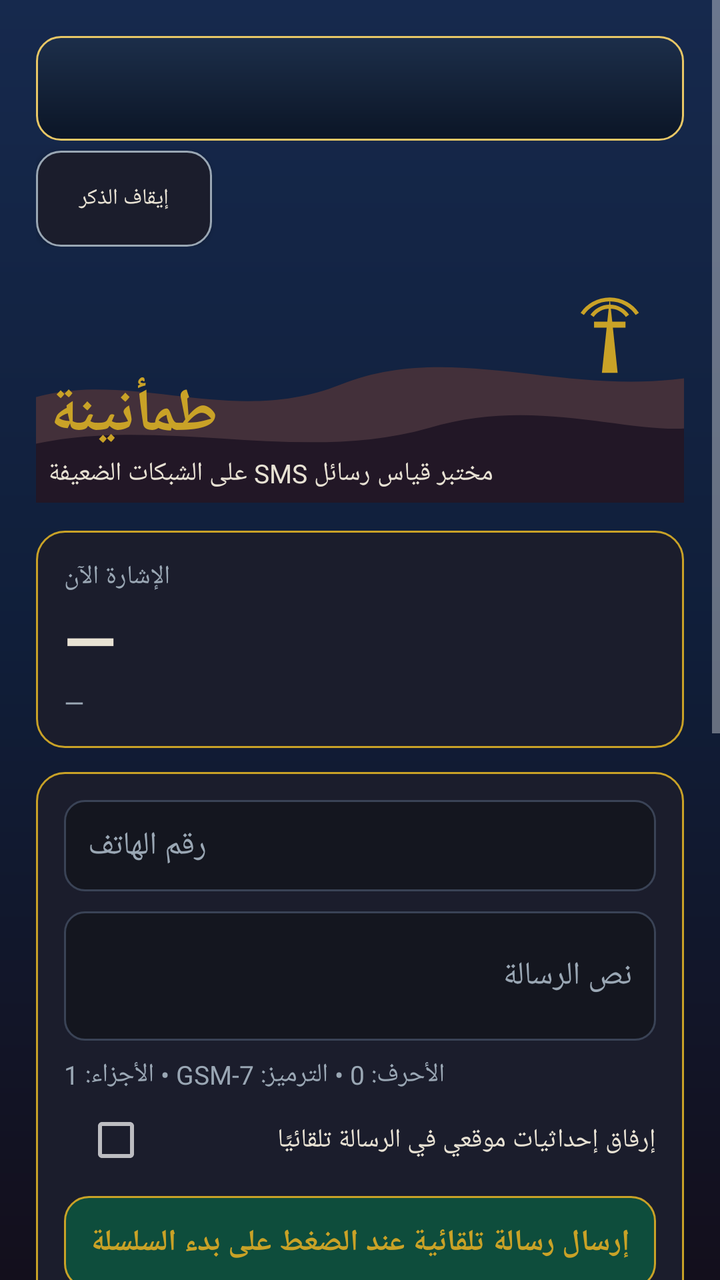
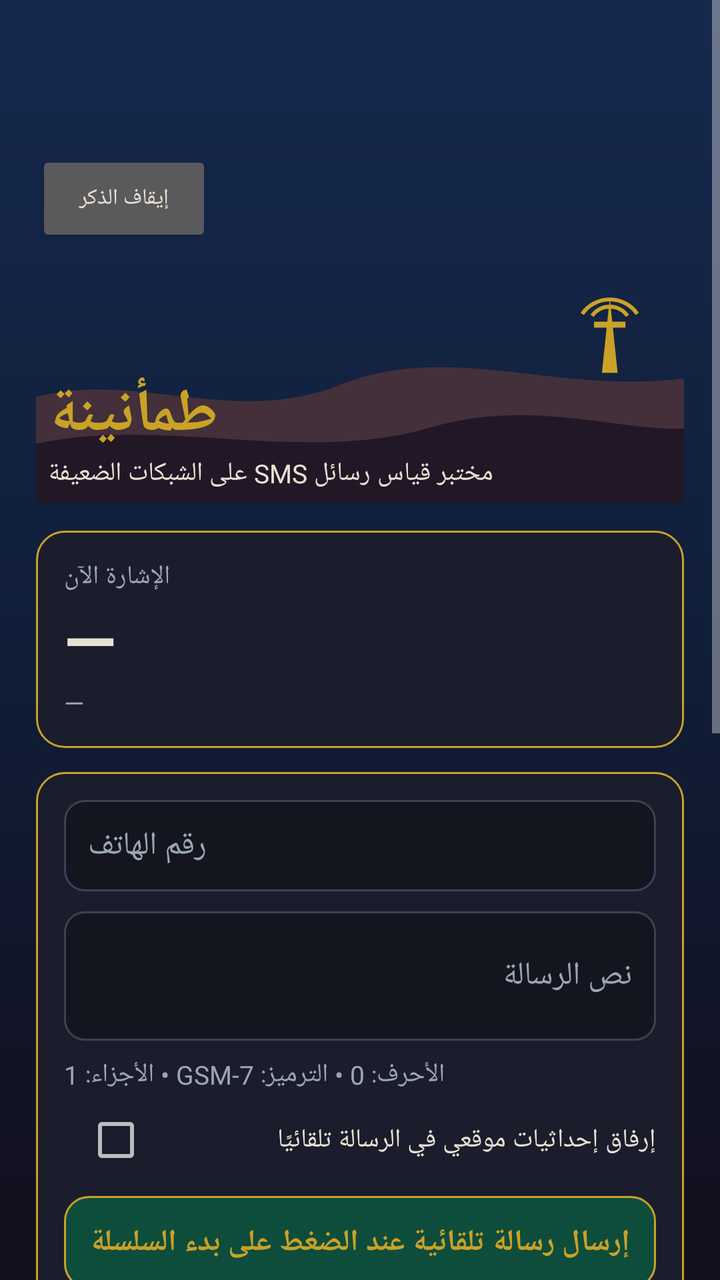

The first picture is an Android layout as it rendered before a commit; the second is the same layout after the commit. The layout source and the unified diff follow.
<!-- AndroidManifest.xml: application theme AppTheme -->
<!-- res/layout/activity_main.xml -->
<?xml version="1.0" encoding="utf-8"?>
<ScrollView xmlns:android="http://schemas.android.com/apk/res/android"
    android:layout_width="match_parent"
    android:layout_height="match_parent"
    android:background="@drawable/bg_gradient"
    android:fillViewport="true">

    <LinearLayout
        android:layout_width="match_parent"
        android:layout_height="wrap_content"
        android:orientation="vertical"
        android:padding="18dp">

        <LinearLayout
            android:layout_width="match_parent"
            android:layout_height="wrap_content"
            android:layout_marginBottom="10dp"
            android:orientation="vertical">

            <FrameLayout
                android:layout_width="match_parent"
                android:layout_height="wrap_content"
                android:background="@drawable/dhikr_bar"
                android:padding="12dp">

                <TextView
                    android:id="@+id/dhikrText"
                    android:layout_width="match_parent"
                    android:layout_height="wrap_content"
                    android:alpha="0"
                    android:gravity="center"
                    android:shadowColor="#FFC93C"
                    android:shadowDx="0"
                    android:shadowDy="0"
                    android:shadowRadius="14"
                    android:text=""
                    android:textColor="#FFE066"
                    android:textSize="21sp"
                    android:textStyle="bold" />
            </FrameLayout>

            <Button
                android:id="@+id/dhikrToggle"
                android:layout_width="wrap_content"
                android:layout_height="wrap_content"
                android:layout_gravity="start"
                android:layout_marginTop="5dp"
                android:background="@drawable/btn_ghost"
                android:text="إيقاف الذكر"
                android:textColor="@color/ink"
                android:textSize="11sp" />
        </LinearLayout>

        <FrameLayout
            android:layout_width="match_parent"
            android:layout_height="118dp">

            <ImageView
                android:layout_width="match_parent"
                android:layout_height="match_parent"
                android:src="@drawable/dunes"
                android:scaleType="centerCrop"
                android:contentDescription="@null" />

            <LinearLayout
                android:layout_width="match_parent"
                android:layout_height="wrap_content"
                android:layout_gravity="bottom|start"
                android:orientation="vertical"
                android:padding="6dp">

                <TextView
                    android:layout_width="wrap_content"
                    android:layout_height="wrap_content"
                    android:text="طمأنينة"
                    android:textColor="@color/gold"
                    android:textSize="30sp"
                    android:textStyle="bold" />

                <TextView
                    android:layout_width="wrap_content"
                    android:layout_height="wrap_content"
                    android:text="مختبر قياس رسائل SMS على الشبكات الضعيفة"
                    android:textColor="@color/ink"
                    android:textSize="13sp" />
            </LinearLayout>
        </FrameLayout>

        <LinearLayout
            android:layout_width="match_parent"
            android:layout_height="wrap_content"
            android:orientation="vertical"
            android:background="@drawable/panel"
            android:padding="14dp"
            android:layout_marginTop="14dp">

            <TextView
                android:layout_width="wrap_content"
                android:layout_height="wrap_content"
                android:text="الإشارة الآن"
                android:textColor="@color/muted"
                android:textSize="13sp" />

            <TextView
                android:id="@+id/signalDbm"
                android:layout_width="wrap_content"
                android:layout_height="wrap_content"
                android:text="—"
                android:textColor="@color/ink"
                android:textSize="34sp"
                android:textStyle="bold" />

            <TextView
                android:id="@+id/signalMeta"
                android:layout_width="wrap_content"
                android:layout_height="wrap_content"
                android:text="—"
                android:textColor="@color/muted"
                android:textSize="13sp" />
        </LinearLayout>

        <LinearLayout
            android:layout_width="match_parent"
            android:layout_height="wrap_content"
            android:orientation="vertical"
            android:background="@drawable/panel"
            android:padding="14dp"
            android:layout_marginTop="12dp">

            <EditText
                android:id="@+id/phoneInput"
                android:layout_width="match_parent"
                android:layout_height="wrap_content"
                android:background="@drawable/input_bg"
                android:padding="12dp"
                android:hint="رقم الهاتف"
                android:textColorHint="@color/muted"
                android:textColor="@color/ink"
                android:inputType="phone"
                android:textSize="16sp" />

            <EditText
                android:id="@+id/messageInput"
                android:layout_width="match_parent"
                android:layout_height="wrap_content"
                android:background="@drawable/input_bg"
                android:padding="12dp"
                android:layout_marginTop="10dp"
                android:hint="نص الرسالة"
                android:textColorHint="@color/muted"
                android:textColor="@color/ink"
                android:inputType="textMultiLine"
                android:minLines="2"
                android:textSize="16sp" />

            <TextView
                android:id="@+id/charInfo"
                android:layout_width="wrap_content"
                android:layout_height="wrap_content"
                android:layout_marginTop="8dp"
                android:text="الأحرف: 0 • الترميز: GSM-7 • الأجزاء: 1"
                android:textColor="@color/muted"
                android:textSize="13sp" />

            <LinearLayout
                android:layout_width="match_parent"
                android:layout_height="wrap_content"
                android:orientation="horizontal"
                android:layout_marginTop="8dp">

                <CheckBox
                    android:id="@+id/attachLocCheck"
                    android:layout_width="0dp"
                    android:layout_height="wrap_content"
                    android:layout_weight="1"
                    android:layout_marginStart="10dp"
                    android:text="إرفاق إحداثيات موقعي في الرسالة تلقائيًا"
                    android:textColor="@color/ink"
                    android:textSize="13sp" />
            </LinearLayout>

            <TextView
                android:id="@+id/sendBanner"
                android:layout_width="match_parent"
                android:layout_height="wrap_content"
                android:layout_marginTop="12dp"
                android:background="@drawable/banner_emerald"
                android:padding="13dp"
                android:gravity="center"
                android:text="إرسال رسالة تلقائية عند الضغط على بدء السلسلة"
                android:textColor="@color/gold"
                android:textSize="15sp"
                android:textStyle="bold" />
        </LinearLayout>

        <LinearLayout
            android:layout_width="match_parent"
            android:layout_height="wrap_content"
            android:orientation="vertical"
            android:background="@drawable/panel"
            android:padding="14dp"
            android:layout_marginTop="12dp">

            <TextView
                android:layout_width="wrap_content"
                android:layout_height="wrap_content"
                android:text="سلسلة اختبار متكرر (فاصل 15 ثانية بين المحاولات)"
                android:textColor="@color/ink"
                android:textSize="15sp" />

            <LinearLayout
                android:layout_width="match_parent"
                android:layout_height="wrap_content"
                android:orientation="horizontal"
                android:layout_marginTop="10dp">

                <EditText
                    android:id="@+id/seriesCount"
                    android:layout_width="86dp"
                    android:layout_height="wrap_content"
                    android:background="@drawable/input_bg"
                    android:padding="10dp"
                    android:text="10"
                    android:textColor="@color/ink"
                    android:inputType="number"
                    android:textSize="16sp" />

                <Button
                    android:id="@+id/seriesBtn"
                    android:layout_width="0dp"
                    android:layout_height="wrap_content"
                    android:layout_weight="1"
                    android:layout_marginStart="10dp"
                    android:background="@drawable/btn_ghost"
                    android:text="بدء السلسلة"
                    android:textColor="@color/gold"
                    android:textSize="15sp" />

                <Button
                    android:id="@+id/seriesStopBtn"
                    android:layout_width="wrap_content"
                    android:layout_height="wrap_content"
                    android:layout_marginStart="10dp"
                    android:background="@drawable/btn_ghost"
                    android:text="إيقاف"
                    android:textColor="@color/ink"
                    android:textSize="15sp" />
            </LinearLayout>

            <CheckBox
                android:id="@+id/stopOnSuccessCheck"
                android:layout_width="wrap_content"
                android:layout_height="wrap_content"
                android:layout_marginTop="8dp"
                android:text="إيقاف عند أول نجاح (وضع الوصول — للقياس أبقِه مطفأً)"
                android:textColor="@color/ink"
                android:textSize="13sp" />
        </LinearLayout>

        <TextView
            android:id="@+id/statusInfo"
            android:layout_width="match_parent"
            android:layout_height="wrap_content"
            android:layout_marginTop="14dp"
            android:text=""
            android:textColor="@color/gold"
            android:textSize="15sp" />

        <LinearLayout
            android:layout_width="match_parent"
            android:layout_height="wrap_content"
            android:orientation="vertical"
            android:background="@drawable/panel"
            android:padding="14dp"
            android:layout_marginTop="10dp">

            <TextView
                android:layout_width="wrap_content"
                android:layout_height="wrap_content"
                android:text="النتائج"
                android:textColor="@color/muted"
                android:textSize="13sp" />

            <TextView
                android:id="@+id/statsInfo"
                android:layout_width="match_parent"
                android:layout_height="wrap_content"
                android:layout_marginTop="4dp"
                android:text="لا محاولات مسجلة بعد"
                android:textColor="@color/ink"
                android:textSize="14sp" />
        </LinearLayout>

        <LinearLayout
            android:layout_width="match_parent"
            android:layout_height="wrap_content"
            android:orientation="vertical"
            android:background="@drawable/panel"
            android:padding="14dp"
            android:layout_marginTop="12dp">

            <TextView
                android:layout_width="wrap_content"
                android:layout_height="wrap_content"
                android:text="سجل المحاولات"
                android:textColor="@color/muted"
                android:textSize="13sp" />

            <TextView
                android:id="@+id/logInfo"
                android:layout_width="match_parent"
                android:layout_height="wrap_content"
                android:layout_marginTop="4dp"
                android:text="—"
                android:textColor="@color/ink"
                android:textSize="12sp" />
        </LinearLayout>

        <LinearLayout
            android:layout_width="match_parent"
            android:layout_height="wrap_content"
            android:orientation="horizontal"
            android:layout_marginTop="12dp">

            <Button
                android:id="@+id/exportBtn"
                android:layout_width="0dp"
                android:layout_height="wrap_content"
                android:layout_weight="1"
                android:background="@drawable/btn_ghost"
                android:text="تصدير CSV"
                android:textColor="@color/gold"
                android:textSize="15sp" />

            <Button
                android:id="@+id/clearBtn"
                android:layout_width="0dp"
                android:layout_height="wrap_content"
                android:layout_weight="1"
                android:layout_marginStart="10dp"
                android:background="@drawable/btn_ghost"
                android:text="مسح السجل"
                android:textColor="@color/ink"
                android:textSize="15sp" />
        </LinearLayout>

        <TextView
            android:layout_width="match_parent"
            android:layout_height="wrap_content"
            android:layout_marginTop="16dp"
            android:gravity="center"
            android:text="طمأنينة • يقيس ولا يدّعي التسريع — الأزمنة كما تقيسها الشبكة نفسها"
            android:textColor="@color/muted"
            android:textSize="11sp" />

    </LinearLayout>
</ScrollView>
<!-- resources referenced by this layout -->
<resources>
  <color name="gold">#C9A227</color>
  <color name="ink">#E8E2D4</color>
  <color name="muted">#9AA7B4</color>
  <!-- drawable banner_emerald (drawable) -->
  <?xml version="1.0" encoding="utf-8"?>
  <shape xmlns:android="http://schemas.android.com/apk/res/android"
      android:shape="rectangle">
      <corners android:radius="12dp" />
      <solid android:color="#0E4D3C" />
      <stroke android:width="1dp" android:color="#C9A227" />
  </shape>
  <!-- drawable bg_gradient (drawable) -->
  <?xml version="1.0" encoding="utf-8"?>
  <shape xmlns:android="http://schemas.android.com/apk/res/android"
      android:shape="rectangle">
      <gradient
          android:angle="270"
          android:startColor="#16294D"
          android:centerColor="#101E39"
          android:endColor="#130F1C" />
  </shape>
  <!-- drawable btn_ghost (drawable) -->
  <?xml version="1.0" encoding="utf-8"?>
  <shape xmlns:android="http://schemas.android.com/apk/res/android"
      android:shape="rectangle">
      <corners android:radius="12dp" />
      <solid android:color="#1B1D2C" />
      <stroke android:width="1dp" android:color="#9AA7B4" />
  </shape>
  <!-- drawable dhikr_bar (drawable) -->
  <?xml version="1.0" encoding="utf-8"?>
  <shape xmlns:android="http://schemas.android.com/apk/res/android"
      android:shape="rectangle">
      <corners android:radius="12dp" />
      <gradient
          android:angle="270"
          android:startColor="#1C2E4A"
          android:centerColor="#142238"
          android:endColor="#0B1526" />
      <stroke android:width="1dp" android:color="#E8C766" />
  </shape>
  <!-- drawable dunes (drawable) -->
  <?xml version="1.0" encoding="utf-8"?>
  <vector xmlns:android="http://schemas.android.com/apk/res/android"
      android:width="360dp"
      android:height="120dp"
      android:viewportWidth="360"
      android:viewportHeight="120">
      <path
          android:fillColor="#43303A"
          android:pathData="M0,72 C55,46 110,84 170,60 C230,36 290,70 360,54 L360,120 L0,120 Z" />
      <path
          android:fillColor="#221726"
          android:pathData="M0,94 C70,72 145,102 215,82 C275,64 325,90 360,80 L360,120 L0,120 Z" />
      <path
          android:fillColor="#C9A227"
          android:pathData="M307,16 L311,54 L303,54 Z" />
      <path
          android:fillColor="#C9A227"
          android:pathData="M299,28 L315,28 L315,31 L299,31 Z" />
      <path
          android:strokeColor="#C9A227"
          android:strokeWidth="2"
          android:fillColor="#00000000"
          android:pathData="M293,24 A17,17 0 0 1 321,24" />
      <path
          android:strokeColor="#C9A227"
          android:strokeWidth="2"
          android:fillColor="#00000000"
          android:pathData="M298,25 A11,11 0 0 1 316,25" />
  </vector>
  <!-- drawable input_bg (drawable) -->
  <?xml version="1.0" encoding="utf-8"?>
  <shape xmlns:android="http://schemas.android.com/apk/res/android"
      android:shape="rectangle">
      <corners android:radius="10dp" />
      <solid android:color="#14161F" />
      <stroke android:width="1dp" android:color="#3A4356" />
  </shape>
  <!-- drawable panel (drawable) -->
  <?xml version="1.0" encoding="utf-8"?>
  <shape xmlns:android="http://schemas.android.com/apk/res/android"
      android:shape="rectangle">
      <corners android:radius="14dp" />
      <solid android:color="#1B1D2C" />
      <stroke android:width="1dp" android:color="#C9A227" />
  </shape>
  <style name="AppTheme" parent="android:Theme.Material.NoActionBar">
          <item name="android:windowBackground">@drawable/bg_gradient</item>
          <item name="android:colorAccent">@color/gold</item>
          <item name="android:statusBarColor">@color/sky_deep</item>
          <item name="android:navigationBarColor">@color/abyss</item>
          <item name="android:windowLightStatusBar">false</item>
      </style>
  <color name="sky_deep">#101E39</color>
  <color name="abyss">#130F1C</color>
</resources>

<!-- the commit's change to res/layout/activity_main.xml (unified diff, before → after) -->
@@ -18,9 +18,9 @@
             android:orientation="vertical">
 
             <FrameLayout
-                android:layout_width="match_parent"
-                android:layout_height="wrap_content"
-                android:background="@drawable/dhikr_bar"
+                android:id="@+id/dhikrFrame"
+                android:layout_width="match_parent"
+                android:layout_height="wrap_content"
                 android:padding="12dp">
 
                 <TextView
@@ -45,7 +45,8 @@
                 android:layout_height="wrap_content"
                 android:layout_gravity="start"
                 android:layout_marginTop="5dp"
-                android:background="@drawable/btn_ghost"
+                android:paddingStart="14dp"
+                android:paddingEnd="14dp"
                 android:text="إيقاف الذكر"
                 android:textColor="@color/ink"
                 android:textSize="11sp" />
<!-- resource entries referenced after the edit -->
@@ -28,18 +28,6 @@
       <corners android:radius="12dp" />
       <solid android:color="#1B1D2C" />
       <stroke android:width="1dp" android:color="#9AA7B4" />
-  </shape>
-  <!-- drawable dhikr_bar (drawable) -->
-  <?xml version="1.0" encoding="utf-8"?>
-  <shape xmlns:android="http://schemas.android.com/apk/res/android"
-      android:shape="rectangle">
-      <corners android:radius="12dp" />
-      <gradient
-          android:angle="270"
-          android:startColor="#1C2E4A"
-          android:centerColor="#142238"
-          android:endColor="#0B1526" />
-      <stroke android:width="1dp" android:color="#E8C766" />
   </shape>
   <!-- drawable dunes (drawable) -->
   <?xml version="1.0" encoding="utf-8"?>
